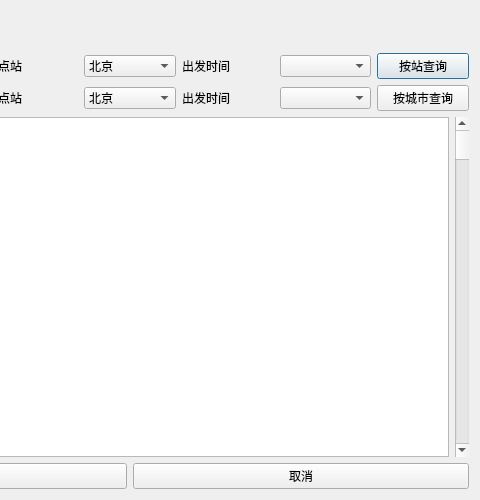
Old version of the form UI/userbuy.ui in the repository Nisiyama-Suzune/train-ticket-system; both pictures show x 220 to 700 and y 0 to 500 of the 700 by 500 pixel window.
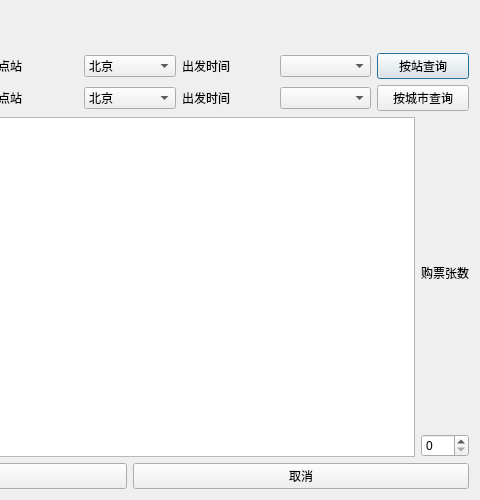
New version of the form.

The edit to the form file:
```diff
--- a/UI/userbuy.ui
+++ b/UI/userbuy.ui
@@ -195,11 +195,18 @@
       </widget>
      </item>
      <item>
-      <widget class="QScrollBar" name="verticalScrollBar">
-       <property name="orientation">
-        <enum>Qt::Vertical</enum>
-       </property>
-      </widget>
+      <layout class="QVBoxLayout" name="verticalLayout_3">
+       <item>
+        <widget class="QLabel" name="label">
+         <property name="text">
+          <string>购票张数</string>
+         </property>
+        </widget>
+       </item>
+       <item>
+        <widget class="QSpinBox" name="ticket_number"/>
+       </item>
+      </layout>
      </item>
     </layout>
    </item>
```
